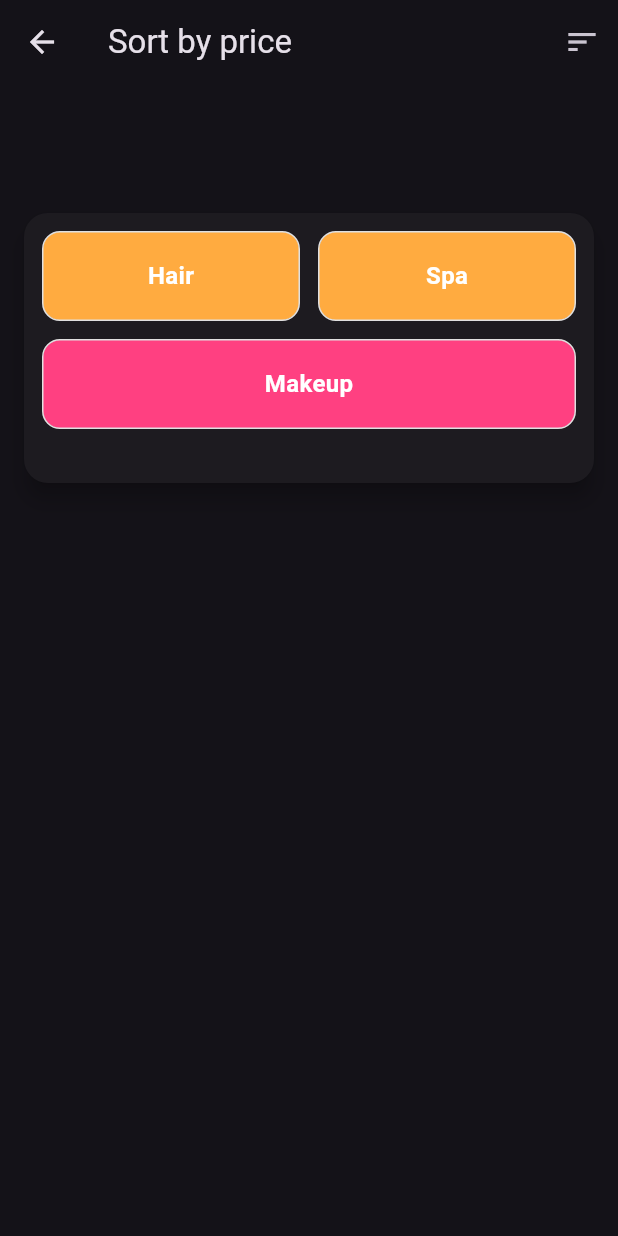
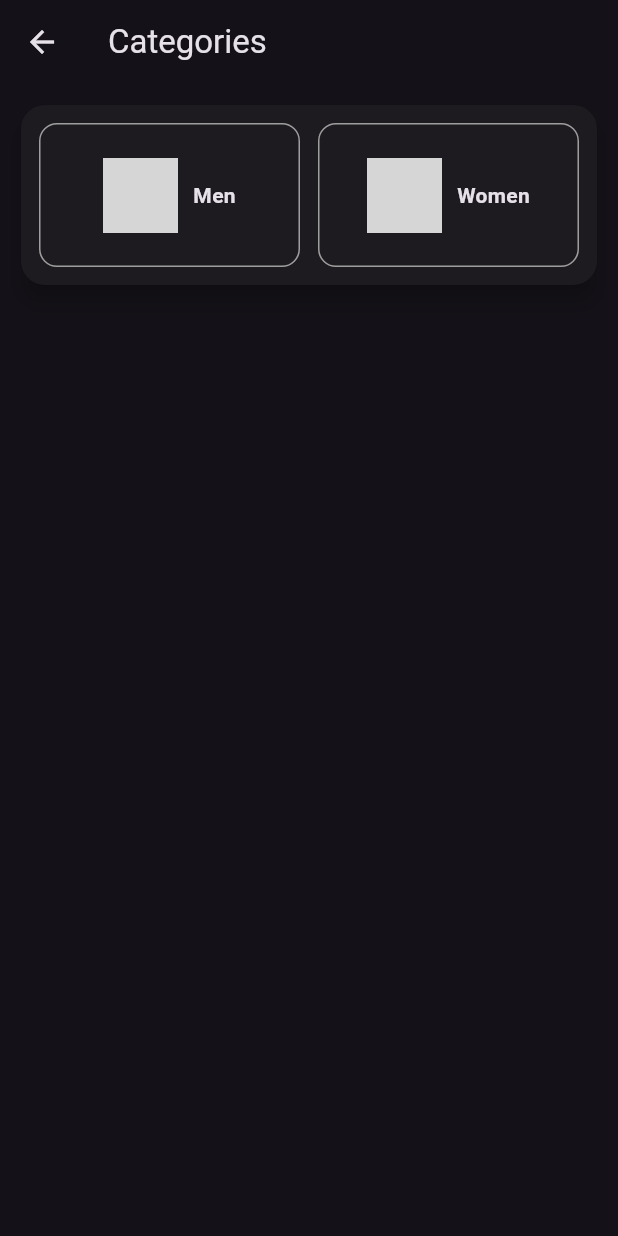
Before and after one commit to sachin557/parlour_flutter_app, a Flutter app: the screen it shows after launch, after a tap on "Category", on a phone screen of 412 x 824 dp. Run offline on Flutter 3.47's test engine with Material 3 defaults, Android fonts, the light colour scheme and no system bars; grey boxes are pictures that could not be loaded.

Commit message:
added men and women category

```diff
--- /dev/null
+++ b/lib/Men_women_category.dart
@@ -0,0 +1,109 @@
+import 'package:flutter/material.dart';
+import "category.dart";
+class MenWomenCtegory extends StatelessWidget {
+  const MenWomenCtegory({super.key});
+
+  @override
+  Widget build(BuildContext context) {
+    return Scaffold(
+      appBar: AppBar(title: const Text("Categories")),
+      body: Padding(
+        padding: const EdgeInsets.all(10),
+        child: Column(
+          children: [
+            SizedBox(
+              width: double.infinity,
+              child: Card(
+                elevation: 6,
+                shape: RoundedRectangleBorder(
+                  borderRadius: BorderRadius.circular(16),
+                ),
+                child: Container(
+                  height: 120,
+                  padding: const EdgeInsets.all(12),
+                  child: Row(
+                    children: [
+
+                      // LEFT
+                      Expanded(
+                        child: InkWell(
+                          onTap: () {
+                            Navigator.push(context, MaterialPageRoute(builder: (_)=> const CategoryPages(),));// TODO: Navigator.push(...)
+                          },
+                          child: Container(
+                            decoration: BoxDecoration(
+                              borderRadius: BorderRadius.circular(12),
+                              border: Border.all(color: Colors.grey),
+                            ),
+                            child:  Center(
+                              child: Row(
+                                mainAxisAlignment: MainAxisAlignment.center,
+                                children: [
+                                    Image.asset(
+                                       'assets/men.png',
+                                        height: 50,
+                                       width: 50,
+                                          ),
+                                   const SizedBox(width: 10),
+
+                                 const  Text(
+                                    "Men",
+                                    textAlign: TextAlign.center,
+                                    style: TextStyle(
+                                      fontWeight: FontWeight.bold,
+                                    ),
+                                  ),
+                                ],
+                              ),
+                            ),
+                          ),
+                        ),
+                      ),
+
+                      const SizedBox(width: 12),
+
+                      // RIGHT
+                      Expanded(
+                        child: InkWell(
+                          onTap: () {
+                            Navigator.push(context, MaterialPageRoute(builder: (_)=> const CategoryPages(),));// TODO: Navigator.push(...)
+                          },
+                          child: Container(
+                            decoration: BoxDecoration(
+                              borderRadius: BorderRadius.circular(12),
+                              border: Border.all(color: Colors.grey),
+                            ),
+                            child:  Center(
+                              child: Row(
+                                mainAxisAlignment: MainAxisAlignment.center,
+                                children: [
+                                  Image.asset(
+                                       'assets/women.png',
+                                        height: 50,
+                                       width: 50,
+                                          ),
+                                   const SizedBox(width: 10),
+                                  const Text(
+                                    "Women",
+                                    textAlign: TextAlign.center,
+                                    style: TextStyle(
+                                      fontWeight: FontWeight.bold,
+                                    ),
+                                  ),
+                                ],
+                              ),
+                            ),
+                          ),
+                        ),
+                      ),
+                    ],
+                  ),
+                ),
+              ),
+            ),
+          ],
+        ),
+      ),
+    );
+  }
+}
--- a/lib/parlour.dart
+++ b/lib/parlour.dart
@@ -2,10 +2,11 @@ import 'package:flutter/material.dart';
 import "Navigation.dart";
 import "NearMe.dart";
 import "aisearch.dart";
-import "category.dart";
+
 import "guid.dart";
 import "Bonus.dart";
 import "support.dart";
+import "Men_women_category.dart";
 class Parlour extends StatelessWidget {
   const Parlour({super.key});
 
@@ -152,7 +153,7 @@ class Parlour extends StatelessWidget {
         Expanded(
           child:InkWell(
             onTap: (){
-              Navigator.push(context, MaterialPageRoute(builder: (_)=> const CategoryPages(),));
+              Navigator.push(context, MaterialPageRoute(builder: (_)=> const MenWomenCtegory(),));
             },
             child: Container(
 
--- a/pubspec.yaml
+++ b/pubspec.yaml
@@ -60,6 +60,8 @@ flutter:
   # To add assets to your application, add an assets section, like this:
   assets:
       - assets\logo.png
+      - assets\men.png
+      - assets\women.png
   #   - images/a_dot_ham.jpeg
 
   # An image asset can refer to one or more resolution-specific "variants", see
```
Also changed, not shown: assets/men.png (added), assets/women.png (added).
